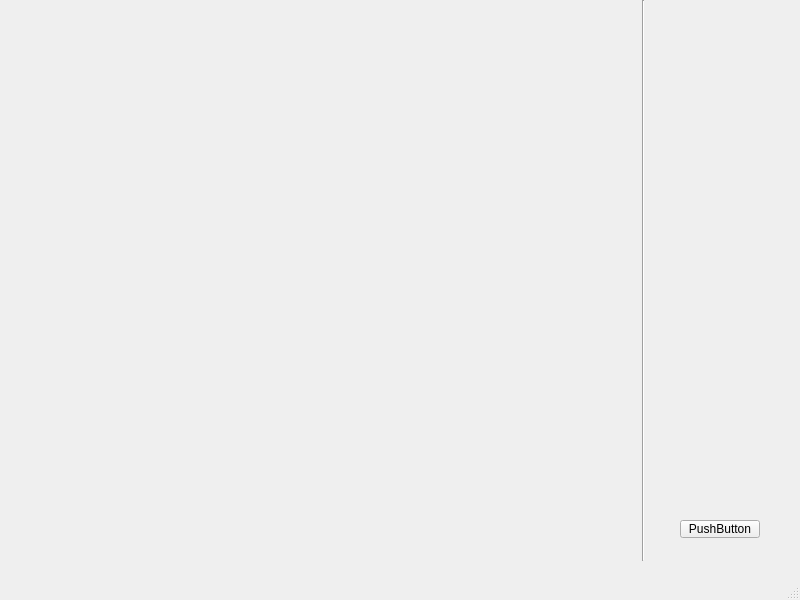
First picture: the form in mainwindow.ui, repository ducbinh1996/Matching-game-Qt, before the edit.
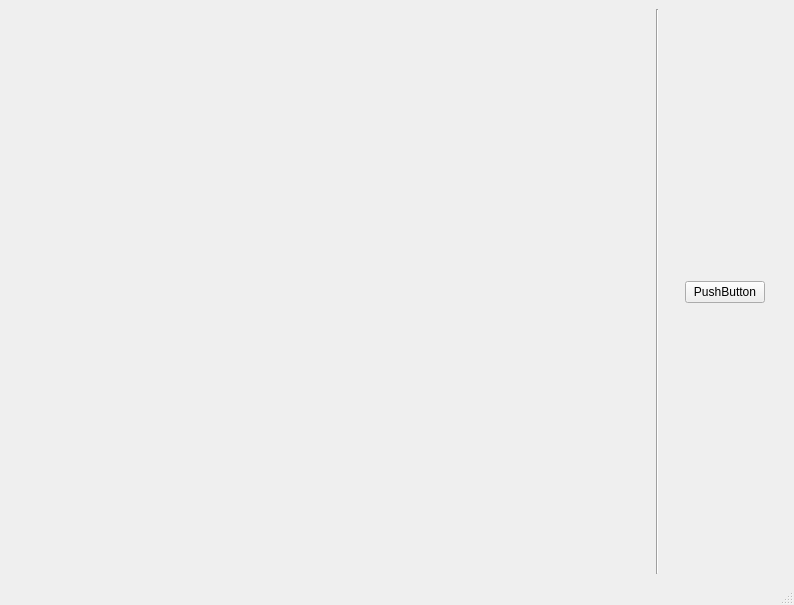
Second picture: the form after the edit.

Commit message: Align objects to fit with any widget size

Diff of the .ui file:
```diff
--- a/mainwindow.ui
+++ b/mainwindow.ui
@@ -6,40 +6,99 @@
    <rect>
     <x>0</x>
     <y>0</y>
-    <width>800</width>
-    <height>600</height>
+    <width>794</width>
+    <height>605</height>
    </rect>
   </property>
   <property name="windowTitle">
    <string>MainWindow</string>
   </property>
   <widget class="QWidget" name="centralwidget">
-   <widget class="QPushButton" name="pushButton">
-    <property name="geometry">
-     <rect>
-      <x>680</x>
-      <y>520</y>
-      <width>80</width>
-      <height>18</height>
-     </rect>
-    </property>
-    <property name="text">
-     <string>PushButton</string>
-    </property>
-   </widget>
-   <widget class="Line" name="line">
-    <property name="geometry">
-     <rect>
-      <x>633</x>
-      <y>0</y>
-      <width>20</width>
-      <height>561</height>
-     </rect>
-    </property>
-    <property name="orientation">
-     <enum>Qt::Vertical</enum>
-    </property>
-   </widget>
+   <layout class="QHBoxLayout" name="horizontalLayout_4">
+    <item>
+     <layout class="QHBoxLayout" name="horizontalLayout_3"/>
+    </item>
+    <item>
+     <layout class="QHBoxLayout" name="horizontalLayout_2">
+      <item>
+       <spacer name="horizontalSpacer">
+        <property name="orientation">
+         <enum>Qt::Horizontal</enum>
+        </property>
+        <property name="sizeHint" stdset="0">
+         <size>
+          <width>508</width>
+          <height>20</height>
+         </size>
+        </property>
+       </spacer>
+      </item>
+      <item>
+       <layout class="QHBoxLayout" name="horizontalLayout">
+        <item>
+         <widget class="Line" name="line">
+          <property name="orientation">
+           <enum>Qt::Vertical</enum>
+          </property>
+         </widget>
+        </item>
+        <item>
+         <layout class="QVBoxLayout" name="verticalLayout" stretch="0,0,0">
+          <property name="spacing">
+           <number>20</number>
+          </property>
+          <property name="sizeConstraint">
+           <enum>QLayout::SetMinimumSize</enum>
+          </property>
+          <property name="leftMargin">
+           <number>20</number>
+          </property>
+          <property name="rightMargin">
+           <number>20</number>
+          </property>
+          <property name="bottomMargin">
+           <number>0</number>
+          </property>
+          <item>
+           <spacer name="verticalSpacer_2">
+            <property name="orientation">
+             <enum>Qt::Vertical</enum>
+            </property>
+            <property name="sizeHint" stdset="0">
+             <size>
+              <width>20</width>
+              <height>40</height>
+             </size>
+            </property>
+           </spacer>
+          </item>
+          <item>
+           <widget class="QPushButton" name="pushButton">
+            <property name="text">
+             <string>PushButton</string>
+            </property>
+           </widget>
+          </item>
+          <item>
+           <spacer name="verticalSpacer">
+            <property name="orientation">
+             <enum>Qt::Vertical</enum>
+            </property>
+            <property name="sizeHint" stdset="0">
+             <size>
+              <width>20</width>
+              <height>20</height>
+             </size>
+            </property>
+           </spacer>
+          </item>
+         </layout>
+        </item>
+       </layout>
+      </item>
+     </layout>
+    </item>
+   </layout>
   </widget>
   <widget class="QMenuBar" name="menubar">
    <property name="geometry">
```
Left out of the diff: 4 changed lines with no effect on the pictures. The commit also changes 1 other file.
